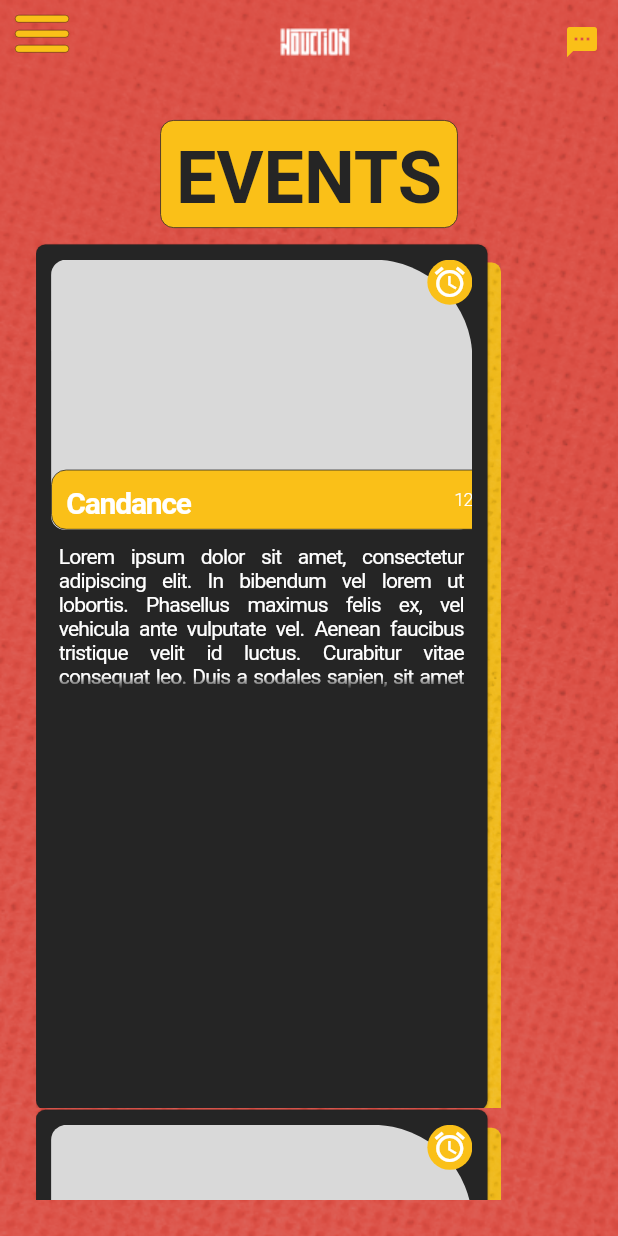
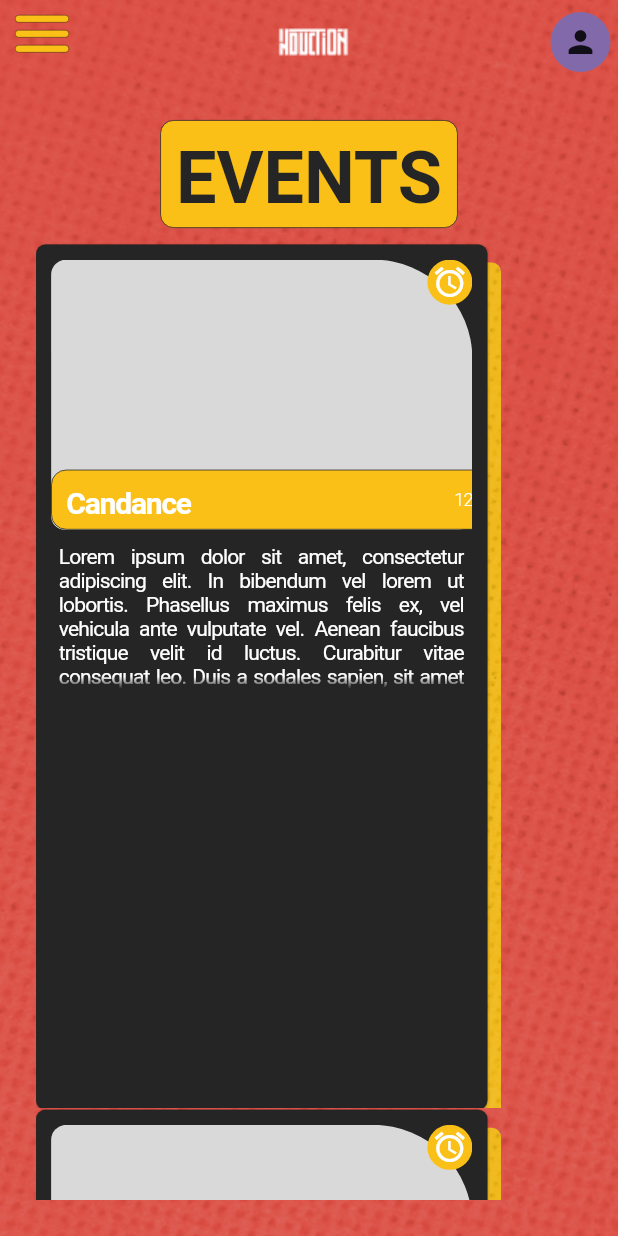
Before and after one commit to divyansh-4/BTech23_App, a Flutter app: the InductionAppHomePage screen opened directly, on a phone screen of 412 x 824 dp. Run offline on Flutter 3.47's test engine with Material 2 defaults, Android fonts, the phone set to English and light mode, and no system bars; our stand-ins replace cloud_firestore, firebase_auth, firebase_core, google_sign_in, image_picker; accounts and stored records are empty; Roboto replaces fonts that are missing (Netflix Sans).

```diff
--- a/lib/view/screens/home/home_screen.dart
+++ b/lib/view/screens/home/home_screen.dart
@@ -1,24 +1,21 @@
 import 'package:btech_induction_2023/data/event.dart';
+import 'package:btech_induction_2023/data/user.dart';
 import 'package:btech_induction_2023/extensions/navigation.dart';
+import 'package:btech_induction_2023/service/firebase.dart';
 import 'package:btech_induction_2023/view/screens/home/event_tile.dart';
-import 'package:btech_induction_2023/view/screens/location/location_screen.dart';
-import 'package:btech_induction_2023/view/screens/schedule/schedule_screen.dart';
-import 'package:btech_induction_2023/view/theme/colors.dart';
+import 'package:btech_induction_2023/view/screens/profile/profile_screen.dart';
 import 'package:btech_induction_2023/view/widgets/headline.dart';
 import 'package:btech_induction_2023/view/widgets/menu.dart';
 import 'package:btech_induction_2023/view/widgets/menu_icon.dart';
 import 'package:btech_induction_2023/view/widgets/texture_background.dart';
+import 'package:cloud_firestore/cloud_firestore.dart';
+import 'package:firebase_auth/firebase_auth.dart';
 import 'package:flutter/material.dart';
+import 'package:provider/provider.dart';
 
-class InductionAppHomePage extends StatefulWidget {
+class InductionAppHomePage extends StatelessWidget {
   const InductionAppHomePage({Key? key}) : super(key: key);
 
-  @override
-  State<InductionAppHomePage> createState() => _InductionAppHomePageState();
-}
-
-class _InductionAppHomePageState extends State<InductionAppHomePage> {
-  final List<Event> events = Event.items();
   @override
   Widget build(BuildContext context) {
     return Scaffold(
@@ -28,13 +25,22 @@ class _InductionAppHomePageState extends State<InductionAppHomePage> {
           const TextureBackground(),
           Align(
               alignment: Alignment.center,
-              child: NestedScrollView(
+              child: FutureBuilder<DocumentSnapshot>(
+                future: FirebaseFirestore.instance
+                    .collection("users")
+                    .doc(FirebaseAuth.instance.currentUser!.uid)
+                    .get(),
+                builder: (context, snapshot) {
+                  if (snapshot.hasData) {
+                    final userProfile = UserProfile.fromJson(snapshot.data!.data() as Map<String, dynamic>);
+                    return NestedScrollView(
                         floatHeaderSlivers: true,
                         headerSliverBuilder: (context, innerBoxIsScrolled) => [
                               SliverAppBar(
                                 forceElevated: innerBoxIsScrolled,
                                 title: SizedBox(
-                            child: Image.asset("images/iiitd.png", height: 200),
+                                  child: Image.asset("images/iiitd.png",
+                                      height: 200),
                                 ),
                                 centerTitle: true,
                                 leading: InkResponse(
@@ -42,12 +48,21 @@ class _InductionAppHomePageState extends State<InductionAppHomePage> {
                                         context.push(const InductionAppMenu()),
                                     child: const MenuIcon()),
                                 actions: [
-                            IconButton(
-                                onPressed: () {},
-                                icon: Icon(
-                                  Icons.sms,
-                                  color: InductionAppColor.yellow,
-                                ))
+                                  InkResponse(
+                                    onTap: () {
+                                      context.push(ProfilePage(
+                                          userProfile: userProfile));
+                                    },
+                                    child: Padding(
+                                        padding: const EdgeInsets.all(5),
+                                        child: userProfile.profileImage != null
+                                            ? CircleAvatar(
+                                                backgroundImage: NetworkImage(
+                                                   userProfile.profileImage!),
+                                              )
+                                            : const CircleAvatar(
+                                                child: Icon(Icons.person))),
+                                  )
                                 ],
                               )
                             ],
@@ -59,13 +74,21 @@ class _InductionAppHomePageState extends State<InductionAppHomePage> {
                               const SizedBox(height: 10),
                               Expanded(
                                   child: ListView.builder(
-                                itemCount: events.length,
-                                itemBuilder: (context, index) => EventTile(
-                                      event: events[index],
+                                      itemCount: Event.items().length,
+                                      itemBuilder: (context, index) =>
+                                          EventTile(
+                                            event: Event.items()[index],
                                           ))),
                             ],
                           ),
-                  ))),
+                        ));
+                  } else {
+                    return const Center(
+                      child: CircularProgressIndicator(),
+                    );
+                  }
+                },
+              )),
         ],
       ),
     ));
```
Also changed, not shown: lib/app.dart (+17 -5 lines), lib/data/user.dart (+14 -2 lines), lib/main.dart (+12 -1 lines), lib/service/firebase.dart (+18 -4 lines), lib/view/screens/login/login_screen.dart (+34 -3 lines), lib/view/screens/profile/create_profile_screen.dart (+15 -0 lines), lib/view/screens/profile/profile_screen.dart (+22 -11 lines), lib/view/widgets/menu.dart (+30 -1 lines), pubspec.yaml (+8 -0 lines), pubspec.lock, 2 other files. Lines whose indentation alone changed are shown as unchanged.
